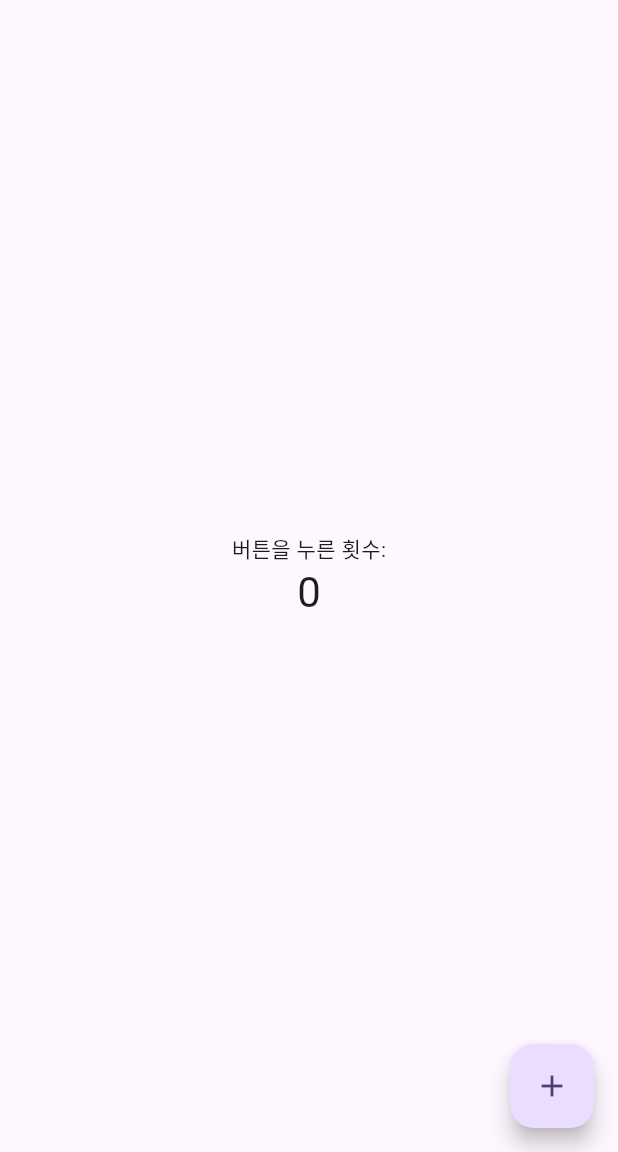
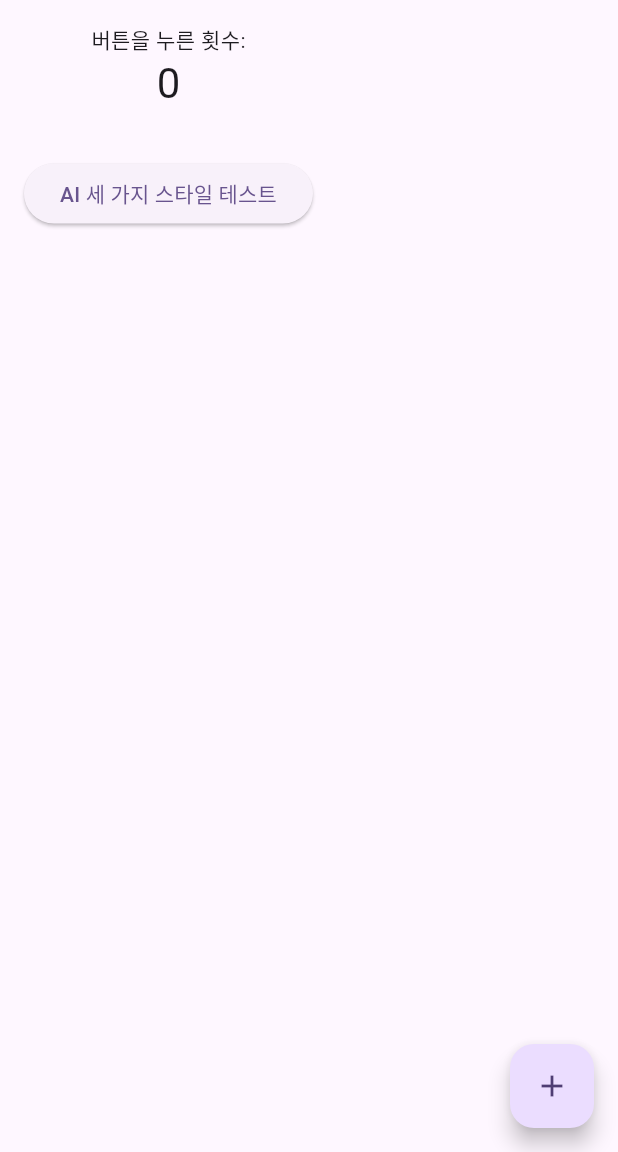
Before and after one commit to JunctionAsia2025/waongdaong, a Flutter app: the MyHomePage screen opened directly, on a phone screen of 412 x 824 dp, the part 84-1236 px from its top. Run offline on Flutter 3.47's test engine with Material 3 defaults, Android fonts, the phone set to English and light mode, and no system bars; our stand-ins replace supabase_flutter; accounts and stored records are empty.

Commit message:
ai : script

```diff
--- a/lib/main.dart
+++ b/lib/main.dart
@@ -1,6 +1,7 @@
 import 'package:flutter/material.dart';
 import 'modules/supabase/supabase_module.dart';
 import 'modules/ai_script/ai_script_module.dart';
+import 'modules/ai_script/controllers/ai_script_controller.dart';
 
 void main() async {
   WidgetsFlutterBinding.ensureInitialized();
@@ -156,11 +157,49 @@ class MyHomePage extends StatefulWidget {
 
 class _MyHomePageState extends State<MyHomePage> {
   int _counter = 0;
+  final AiScriptController _aiController = AiScriptController();
+  String _testResult = '';
 
   void _incrementCounter() {
     setState(() {
       _counter++;
     });
+  }
+
+  // 세 가지 스타일 스크립트 생성 테스트
+  Future<void> _testThreeStyleScripts() async {
+    setState(() {
+      _testResult = '테스트 중...';
+    });
+
+    try {
+      final result = await _aiController.generateThreeStyleScripts(
+        koreanInput: '안녕하세요, 만나서 반갑습니다',
+        basicPrompt: '첫 만남에서의 인사',
+      );
+
+      if (result != null) {
+        setState(() {
+          _testResult = '''
+테스트 성공!
+
+격식있는: ${result.formal}
+
+편한: ${result.casual}
+
+재치있는: ${result.witty}
+''';
+        });
+      } else {
+        setState(() {
+          _testResult = '테스트 실패: ${_aiController.errorMessage}';
+        });
+      }
+    } catch (e) {
+      setState(() {
+        _testResult = '테스트 오류: $e';
+      });
+    }
   }
 
   Future<void> _signOut() async {
@@ -191,7 +230,8 @@ class _MyHomePageState extends State<MyHomePage> {
           ),
         ],
       ),
-      body: Center(
+      body: SingleChildScrollView(
+        padding: const EdgeInsets.all(16.0),
         child: Column(
           mainAxisAlignment: MainAxisAlignment.center,
           children: <Widget>[
@@ -208,6 +248,26 @@ class _MyHomePageState extends State<MyHomePage> {
               '$_counter',
               style: Theme.of(context).textTheme.headlineMedium,
             ),
+            const SizedBox(height: 32),
+            ElevatedButton(
+              onPressed:
+                  _aiController.isLoading ? null : _testThreeStyleScripts,
+              child:
+                  _aiController.isLoading
+                      ? const CircularProgressIndicator()
+                      : const Text('AI 세 가지 스타일 테스트'),
+            ),
+            const SizedBox(height: 16),
+            if (_testResult.isNotEmpty)
+              Container(
+                width: double.infinity,
+                padding: const EdgeInsets.all(16),
+                decoration: BoxDecoration(
+                  border: Border.all(color: Colors.grey),
+                  borderRadius: BorderRadius.circular(8),
+                ),
+                child: Text(_testResult, style: const TextStyle(fontSize: 14)),
+              ),
           ],
         ),
       ),
--- /dev/null
+++ b/lib/modules/ai_script/models/three_style_script.dart
@@ -0,0 +1,45 @@
+/// 세 가지 스타일의 영어 스크립트 모델
+class ThreeStyleScript {
+  final String formal; // 격식있는 스타일
+  final String casual; // 편한 스타일
+  final String witty; // 재치있는 스타일
+
+  const ThreeStyleScript({
+    required this.formal,
+    required this.casual,
+    required this.witty,
+  });
+
+  /// JSON에서 ThreeStyleScript 객체 생성
+  factory ThreeStyleScript.fromJson(Map<String, dynamic> json) {
+    return ThreeStyleScript(
+      formal: json['formal'] as String? ?? '',
+      casual: json['casual'] as String? ?? '',
+      witty: json['witty'] as String? ?? '',
+    );
+  }
+
+  /// ThreeStyleScript 객체를 JSON으로 변환
+  Map<String, dynamic> toJson() {
+    return {'formal': formal, 'casual': casual, 'witty': witty};
+  }
+
+  /// 모든 스타일이 비어있지 않은지 확인
+  bool get isValid =>
+      formal.isNotEmpty && casual.isNotEmpty && witty.isNotEmpty;
+
+  /// 스타일별 스크립트 목록 반환
+  List<String> get allStyles => [formal, casual, witty];
+
+  /// 스타일 이름과 스크립트의 맵 반환
+  Map<String, String> get styleMap => {
+    '격식있는': formal,
+    '편한': casual,
+    '재치있는': witty,
+  };
+
+  @override
+  String toString() {
+    return 'ThreeStyleScript(formal: $formal, casual: $casual, witty: $witty)';
+  }
+}
```
Also changed, not shown: lib/modules/ai_script/controllers/ai_script_controller.dart (+33 -0 lines), lib/modules/ai_script/services/ai_script_service.dart (+80 -9 lines), 5 other files.
